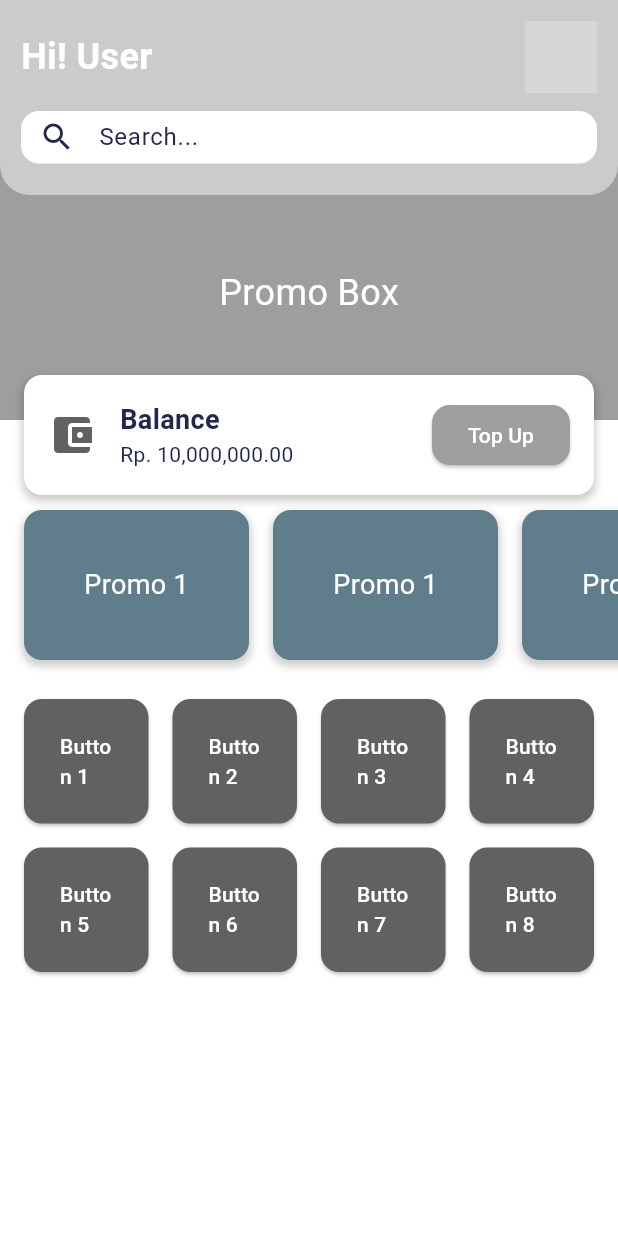
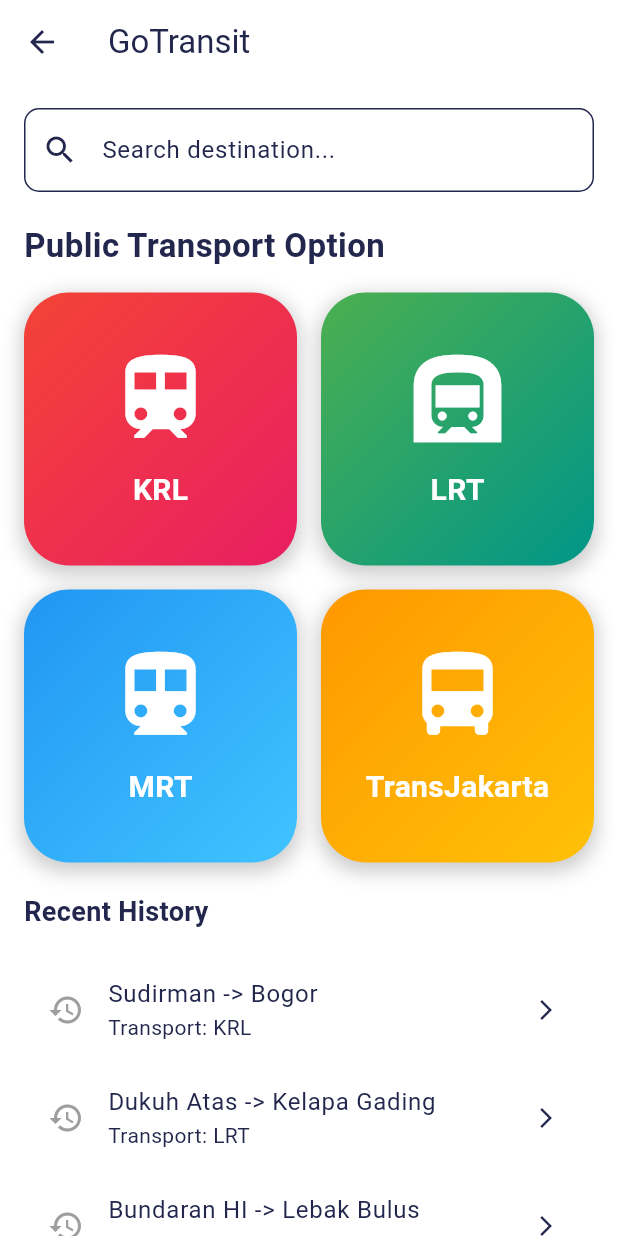
Before and after one commit to HengkyLaurencio/GoDec, a Flutter app: the HomePage screen opened directly, after a tap on an icon or button, on a phone screen of 412 x 824 dp. Run offline on Flutter 3.47's test engine with Material 3 defaults, Android fonts, the phone set to English and light mode, and no system bars; our stand-ins replace bloc, cloud_firestore, equatable, firebase_auth, firebase_core, flutter_bloc and 2 more; missing offline and left inert: flutter_barcode_scanner; accounts and stored records are empty; network calls fail; grey boxes are pictures that could not be loaded.

Commit message:
add transit page

```diff
--- /dev/null
+++ b/devtools_options.yaml
@@ -0,0 +1,3 @@
+description: This file stores settings for Dart & Flutter DevTools.
+documentation: https://docs.flutter.dev/tools/devtools/extensions#configure-extension-enablement-states
+extensions:
--- a/lib/core/router/app_router.dart
+++ b/lib/core/router/app_router.dart
@@ -11,6 +11,7 @@ import 'package:godec/features/promo/presentation/promo_code.dart';
 import 'package:godec/features/promo/presentation/promo_desc.dart';
 import 'package:godec/features/promo/presentation/promo_list.dart';
 import 'package:godec/features/profile/profile.dart';
+import 'package:godec/features/transit/presentation/page/transit_page.dart';
 
 import '../../features/auth/blocs/authentication_bloc/authentication_bloc.dart';
 
@@ -31,6 +32,10 @@ class AppRouter {
             },
           );
         },
+      ),
+      GoRoute(
+        path: '/transit',
+        builder: (context, state) => const TransitPage(),
       ),
       GoRoute(
         path: '/auth/landing',
--- a/lib/features/home/presentation/widget/button_grid.dart
+++ b/lib/features/home/presentation/widget/button_grid.dart
@@ -20,6 +20,9 @@ class ButtonGrid extends StatelessWidget {
               case 0:
                 context.push('/order');
                 break;
+              case 1:
+                context.push('/transit');
+                break;
               case 7:
                 context.push('/auth/landing');
                 break;
--- /dev/null
+++ b/lib/features/transit/presentation/page/transit_page.dart
@@ -0,0 +1,137 @@
+import 'package:flutter/material.dart';
+import 'package:godec/features/transit/presentation/widget/history_item.dart';
+import 'package:godec/features/transit/presentation/widget/transport_card.dart';
+
+class TransitPage extends StatelessWidget {
+  const TransitPage({super.key});
+
+  @override
+  Widget build(BuildContext context) {
+    return Scaffold(
+      appBar: AppBar(
+        title: const Text("GoTransit"),
+      ),
+      body: SingleChildScrollView(
+        padding: const EdgeInsets.all(16.0),
+        child: Column(
+          crossAxisAlignment: CrossAxisAlignment.start,
+          children: [
+            // Search bar untuk memilih destinasi akhir
+            TextField(
+              decoration: InputDecoration(
+                hintText: 'Search destination...',
+                prefixIcon: const Icon(Icons.search),
+                border: OutlineInputBorder(
+                  borderRadius: BorderRadius.circular(10),
+                ),
+                filled: true,
+                fillColor: Colors.white,
+              ),
+            ),
+            const SizedBox(height: 20),
+
+            // Public transport option
+            const Text(
+              "Public Transport Option",
+              style: TextStyle(
+                fontSize: 22,
+                fontWeight: FontWeight.bold,
+              ),
+            ),
+            const SizedBox(height: 16),
+
+            // Moda transportasi dalam bentuk grid card
+            GridView.count(
+              shrinkWrap: true,
+              physics: const NeverScrollableScrollPhysics(),
+              crossAxisCount: 2,
+              crossAxisSpacing: 16,
+              mainAxisSpacing: 16,
+              children: [
+                TransportCard(
+                  title: "KRL",
+                  gradient: const LinearGradient(
+                    colors: [Colors.red, Colors.pink],
+                    begin: Alignment.topLeft,
+                    end: Alignment.bottomRight,
+                  ),
+                  icon: Icons.train,
+                  onTap: () {
+                    // Aksi ketika KRL dipilih
+                  },
+                ),
+                TransportCard(
+                  title: "LRT",
+                  gradient: const LinearGradient(
+                    colors: [Colors.green, Colors.teal],
+                    begin: Alignment.topLeft,
+                    end: Alignment.bottomRight,
+                  ),
+                  icon: Icons.subway,
+                  onTap: () {
+                    // Aksi ketika LRT dipilih
+                  },
+                ),
+                TransportCard(
+                  title: "MRT",
+                  gradient: const LinearGradient(
+                    colors: [Colors.blue, Colors.lightBlueAccent],
+                    begin: Alignment.topLeft,
+                    end: Alignment.bottomRight,
+                  ),
+                  icon: Icons.directions_transit,
+                  onTap: () {
+                    // Aksi ketika MRT dipilih
+                  },
+                ),
+                TransportCard(
+                  title: "TransJakarta",
+                  gradient: const LinearGradient(
+                    colors: [Colors.orange, Colors.amber],
+                    begin: Alignment.topLeft,
+                    end: Alignment.bottomRight,
+                  ),
+                  icon: Icons.directions_bus,
+                  onTap: () {
+                    // Aksi ketika TransJakarta dipilih
+                  },
+                ),
+              ],
+            ),
+            const SizedBox(height: 20),
+
+            // History perjalanan
+            const Text(
+              "Recent History",
+              style: TextStyle(
+                fontSize: 18,
+                fontWeight: FontWeight.bold,
+              ),
+            ),
+            const SizedBox(height: 16),
+
+            // Daftar history dalam bentuk list
+            const Column(
+              children: [
+                HistoryItem(
+                    from: "Sudirman", to: "Bogor", transportMode: "KRL"),
+                HistoryItem(
+                    from: "Dukuh Atas",
+                    to: "Kelapa Gading",
+                    transportMode: "LRT"),
+                HistoryItem(
+                    from: "Bundaran HI",
+                    to: "Lebak Bulus",
+                    transportMode: "MRT"),
+                HistoryItem(
+                    from: "Harmoni",
+                    to: "Blok M",
+                    transportMode: "TransJakarta"),
+              ],
+            ),
+          ],
+        ),
+      ),
+    );
+  }
+}
--- /dev/null
+++ b/lib/features/transit/presentation/widget/history_item.dart
@@ -0,0 +1,24 @@
+import 'package:flutter/material.dart';
+
+class HistoryItem extends StatelessWidget {
+  final String from;
+  final String to;
+  final String transportMode;
+
+  const HistoryItem({
+    Key? key,
+    required this.from,
+    required this.to,
+    required this.transportMode,
+  }) : super(key: key);
+
+  @override
+  Widget build(BuildContext context) {
+    return ListTile(
+      leading: const Icon(Icons.history, color: Colors.grey),
+      title: Text("$from -> $to"),
+      subtitle: Text("Transport: $transportMode"),
+      trailing: const Icon(Icons.arrow_forward_ios, size: 16),
+    );
+  }
+}
--- /dev/null
+++ b/lib/features/transit/presentation/widget/transport_card.dart
@@ -0,0 +1,61 @@
+import 'package:flutter/material.dart';
+
+class TransportCard extends StatelessWidget {
+  final String title;
+  final LinearGradient gradient;
+  final IconData icon;
+  final VoidCallback onTap;
+
+  const TransportCard({
+    Key? key,
+    required this.title,
+    required this.gradient,
+    required this.icon,
+    required this.onTap,
+  }) : super(key: key);
+
+  @override
+  Widget build(BuildContext context) {
+    return InkWell(
+      onTap: onTap,
+      child: Container(
+        decoration: BoxDecoration(
+          gradient: gradient,
+          borderRadius:
+              BorderRadius.circular(30), // Mengubah sudut menjadi melengkung
+          boxShadow: [
+            BoxShadow(
+              color: Colors.black.withOpacity(0.2),
+              spreadRadius: 2,
+              blurRadius: 10,
+              offset: const Offset(0, 4),
+            ),
+          ],
+        ),
+        child: Padding(
+          padding: const EdgeInsets.symmetric(
+              vertical: 20, horizontal: 16), // Menambah padding
+          child: Column(
+            mainAxisAlignment: MainAxisAlignment.center,
+            children: [
+              Icon(
+                icon,
+                size: 70, // Menyesuaikan ukuran ikon
+                color: Colors.white,
+              ),
+              const SizedBox(height: 12),
+              Text(
+                title,
+                style: const TextStyle(
+                  fontSize: 20, // Menyesuaikan ukuran teks
+                  fontWeight: FontWeight.bold,
+                  color: Colors.white,
+                ),
+              ),
+            ],
+          ),
+        ),
+      ),
+    );
+  }
+}
```
Also changed, not shown: pubspec.lock.
